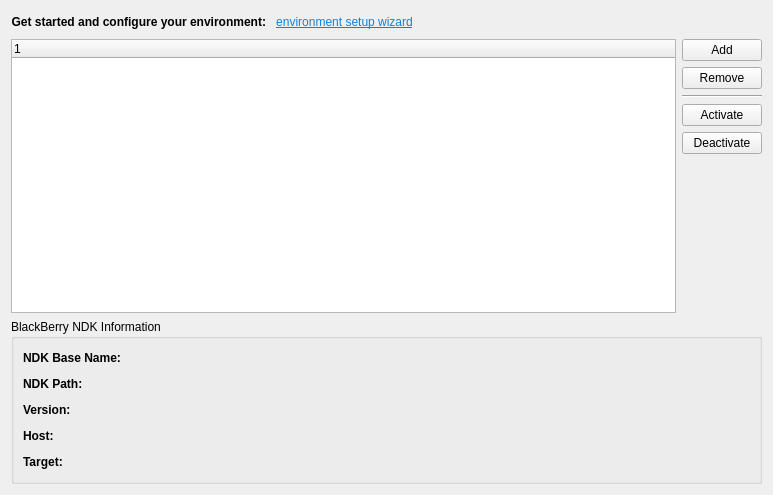
qt-creator/qt-creator, file src/plugins/qnx/blackberryndksettingswidget.ui: the form before one commit.
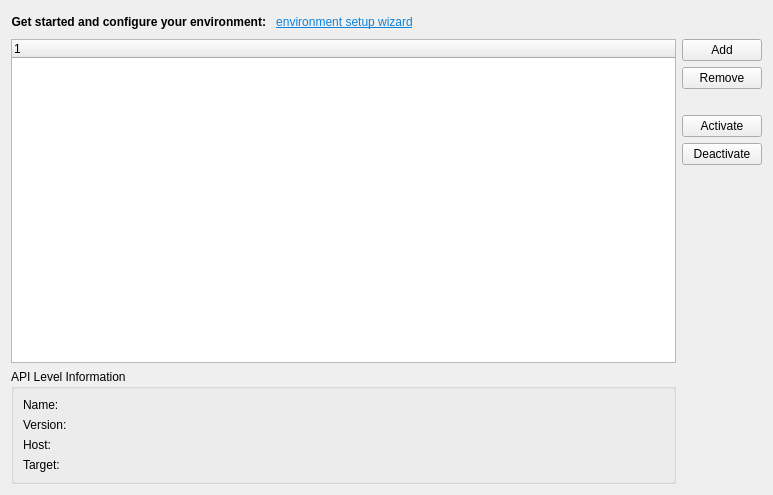
The form after the commit.

Commit message:
Qnx: Terminology and UI update of BlackBerry NDK options page
NDK renamed to API Level
Button group may extend vertically along the whole height of page
API Level Information area polished

```diff
--- a/src/plugins/qnx/blackberryndksettingswidget.ui
+++ b/src/plugins/qnx/blackberryndksettingswidget.ui
@@ -150,13 +150,82 @@
      <item row="0" column="0">
       <layout class="QHBoxLayout" name="horizontalLayout_2">
        <item>
-        <widget class="QTreeWidget" name="ndksTreeWidget">
-         <column>
-          <property name="text">
-           <string notr="true">1</string>
-          </property>
-         </column>
-        </widget>
+        <layout class="QVBoxLayout" name="verticalLayout_4">
+         <item>
+          <widget class="QTreeWidget" name="ndksTreeWidget">
+           <column>
+            <property name="text">
+             <string notr="true">1</string>
+            </property>
+           </column>
+          </widget>
+         </item>
+         <item>
+          <widget class="QGroupBox" name="informationBox">
+           <property name="title">
+            <string>API Level Information</string>
+           </property>
+           <layout class="QFormLayout" name="formLayout">
+            <item row="2" column="1">
+             <widget class="QLabel" name="versionLabel">
+              <property name="text">
+               <string/>
+              </property>
+             </widget>
+            </item>
+            <item row="1" column="0">
+             <widget class="QLabel" name="label">
+              <property name="text">
+               <string>Name:</string>
+              </property>
+             </widget>
+            </item>
+            <item row="2" column="0">
+             <widget class="QLabel" name="label_3">
+              <property name="text">
+               <string>Version:</string>
+              </property>
+             </widget>
+            </item>
+            <item row="3" column="1">
+             <widget class="QLabel" name="hostLabel">
+              <property name="text">
+               <string/>
+              </property>
+             </widget>
+            </item>
+            <item row="1" column="1">
+             <widget class="QLabel" name="baseNameLabel">
+              <property name="text">
+               <string/>
+              </property>
+             </widget>
+            </item>
+            <item row="3" column="0">
+             <widget class="QLabel" name="label_4">
+              <property name="text">
+               <string>Host:</string>
+              </property>
+             </widget>
+            </item>
+            <item row="4" column="0">
+             <widget class="QLabel" name="label_5">
+              <property name="text">
+               <string>Target:</string>
+              </property>
+             </widget>
+            </item>
+            <item row="4" column="1">
+             <widget class="QLabel" name="targetLabel">
+              <property name="text">
+               <string/>
+              </property>
+             </widget>
+            </item>
+           </layout>
+          </widget>
+         </item>
+        </layout>
        </item>
        <item>
         <layout class="QVBoxLayout" name="verticalLayout_2">
@@ -175,11 +244,20 @@
           </widget>
          </item>
          <item>
-          <widget class="Line" name="line">
+          <spacer name="verticalSpacer_2">
            <property name="orientation">
-            <enum>Qt::Horizontal</enum>
+            <enum>Qt::Vertical</enum>
            </property>
-          </widget>
+           <property name="sizeType">
+            <enum>QSizePolicy::Fixed</enum>
+           </property>
+           <property name="sizeHint" stdset="0">
+            <size>
+             <width>10</width>
+             <height>20</height>
+            </size>
+           </property>
+          </spacer>
          </item>
          <item>
           <widget class="QPushButton" name="activateNdkTargetButton">
@@ -214,170 +292,6 @@
      </item>
     </layout>
    </item>
-   <item>
-    <widget class="QGroupBox" name="groupBox">
-     <property name="title">
-      <string>BlackBerry NDK Information</string>
-     </property>
-     <layout class="QVBoxLayout" name="verticalLayout_7">
-      <item>
-       <layout class="QHBoxLayout" name="horizontalLayout_7">
-        <item>
-         <widget class="QLabel" name="label">
-          <property name="text">
-           <string>&lt;html&gt;&lt;head/&gt;&lt;body&gt;&lt;p&gt;&lt;span style=&quot; font-weight:600;&quot;&gt;NDK Base Name:&lt;/span&gt;&lt;/p&gt;&lt;/body&gt;&lt;/html&gt;</string>
-          </property>
-         </widget>
-        </item>
-        <item>
-         <widget class="QLabel" name="baseNameLabel">
-          <property name="text">
-           <string/>
-          </property>
-         </widget>
-        </item>
-        <item>
-         <spacer name="horizontalSpacer_2">
-          <property name="orientation">
-           <enum>Qt::Horizontal</enum>
-          </property>
-          <property name="sizeHint" stdset="0">
-           <size>
-            <width>40</width>
-            <height>20</height>
-           </size>
-          </property>
-         </spacer>
-        </item>
-       </layout>
-      </item>
-      <item>
-       <layout class="QHBoxLayout" name="horizontalLayout_8">
-        <item>
-         <widget class="QLabel" name="label_2">
-          <property name="text">
-           <string>&lt;html&gt;&lt;head/&gt;&lt;body&gt;&lt;p&gt;&lt;span style=&quot; font-weight:600;&quot;&gt;NDK Path:&lt;/span&gt;&lt;/p&gt;&lt;/body&gt;&lt;/html&gt;</string>
-          </property>
-         </widget>
-        </item>
-        <item>
-         <widget class="QLabel" name="ndkPathLabel">
-          <property name="text">
-           <string/>
-          </property>
-         </widget>
-        </item>
-        <item>
-         <spacer name="horizontalSpacer_3">
-          <property name="orientation">
-           <enum>Qt::Horizontal</enum>
-          </property>
-          <property name="sizeHint" stdset="0">
-           <size>
-            <width>40</width>
-            <height>20</height>
-           </size>
-          </property>
-         </spacer>
-        </item>
-       </layout>
-      </item>
-      <item>
-       <layout class="QHBoxLayout" name="horizontalLayout_9">
-        <item>
-         <widget class="QLabel" name="label_3">
-          <property name="text">
-           <string>&lt;html&gt;&lt;head/&gt;&lt;body&gt;&lt;p&gt;&lt;span style=&quot; font-weight:600;&quot;&gt;Version:&lt;/span&gt;&lt;/p&gt;&lt;/body&gt;&lt;/html&gt;</string>
-          </property>
-         </widget>
-        </item>
-        <item>
-         <widget class="QLabel" name="versionLabel">
-          <property name="text">
-           <string/>
-          </property>
-         </widget>
-        </item>
-        <item>
-         <spacer name="horizontalSpacer_4">
-          <property name="orientation">
-           <enum>Qt::Horizontal</enum>
-          </property>
-          <property name="sizeHint" stdset="0">
-           <size>
-            <width>40</width>
-            <height>20</height>
-           </size>
-          </property>
-         </spacer>
-        </item>
-       </layout>
-      </item>
-      <item>
-       <layout class="QHBoxLayout" name="horizontalLayout_10">
-        <item>
-         <widget class="QLabel" name="label_4">
-          <property name="text">
-           <string>&lt;html&gt;&lt;head/&gt;&lt;body&gt;&lt;p&gt;&lt;span style=&quot; font-weight:600;&quot;&gt;Host:&lt;/span&gt;&lt;/p&gt;&lt;/body&gt;&lt;/html&gt;</string>
-          </property>
-         </widget>
-        </item>
-        <item>
-         <widget class="QLabel" name="hostLabel">
-          <property name="text">
-           <string/>
-          </property>
-         </widget>
-        </item>
-        <item>
-         <spacer name="horizontalSpacer_5">
-          <property name="orientation">
-           <enum>Qt::Horizontal</enum>
-          </property>
-          <property name="sizeHint" stdset="0">
-           <size>
-            <width>40</width>
-            <height>20</height>
-           </size>
-          </property>
-         </spacer>
-        </item>
-       </layout>
-      </item>
-      <item>
-       <layout class="QHBoxLayout" name="horizontalLayout_11">
-        <item>
-         <widget class="QLabel" name="label_5">
-          <property name="text">
-           <string>&lt;html&gt;&lt;head/&gt;&lt;body&gt;&lt;p&gt;&lt;span style=&quot; font-weight:600;&quot;&gt;Target:&lt;/span&gt;&lt;/p&gt;&lt;/body&gt;&lt;/html&gt;</string>
-          </property>
-         </widget>
-        </item>
-        <item>
-         <widget class="QLabel" name="targetLabel">
-          <property name="text">
-           <string/>
-          </property>
-         </widget>
-        </item>
-        <item>
-         <spacer name="horizontalSpacer_6">
-          <property name="orientation">
-           <enum>Qt::Horizontal</enum>
-          </property>
-          <property name="sizeHint" stdset="0">
-           <size>
-            <width>40</width>
-            <height>20</height>
-           </size>
-          </property>
-         </spacer>
-        </item>
-       </layout>
-      </item>
-     </layout>
-    </widget>
-   </item>
   </layout>
  </widget>
  <resources/>
```
The commit also changes 3 other files.
